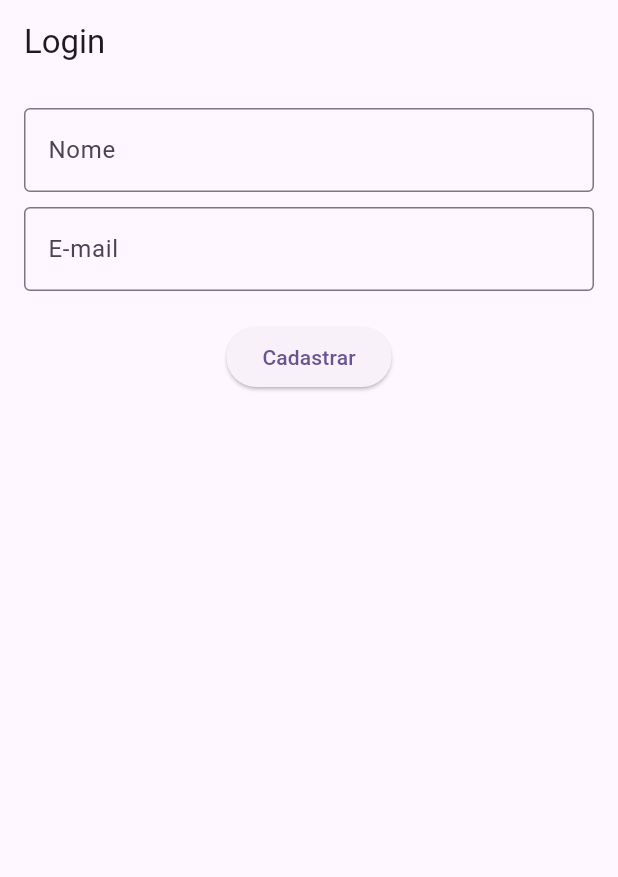
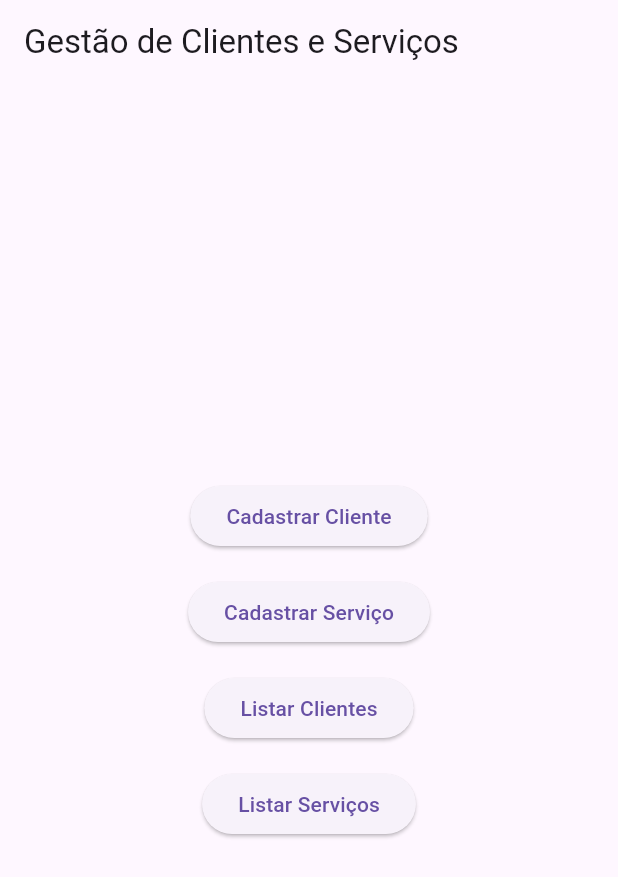
Before and after one commit to Cauaalucas/SiteMobile, a Flutter app: the screen it shows after launch, on a phone screen of 412 x 824 dp. Shown: the top 877 px of the screen. Run offline on Flutter 3.47's test engine with Material 3 defaults, Android fonts, the phone set to English and light mode, and no system bars.

Commit message:
incluido algumas classes, como a de cadastro de servico/cliente e inclusao com db

```diff
--- a/lib/main.dart
+++ b/lib/main.dart
@@ -1,111 +1,73 @@
 import 'package:flutter/material.dart';
+import 'database_helper.dart';
+import 'cadastrocliente.dart';
+import 'cadastroservico.dart';
 
 void main() {
-  runApp(const MyApp());
+  runApp(MyApp());
 }
 
 class MyApp extends StatelessWidget {
-  const MyApp({super.key});
-
   @override
   Widget build(BuildContext context) {
     return MaterialApp(
       debugShowCheckedModeBanner: false,
-      title: 'Login',
-      theme: ThemeData(
-        colorScheme: ColorScheme.fromSeed(seedColor: Colors.deepPurple),
-        useMaterial3: true,
-      ),
-      home: const LoginScreen(),
+      home: HomeScreen(),
     );
   }
 }
 
-class LoginScreen extends StatefulWidget {
-  const LoginScreen({super.key});
-
-  @override
-  _LoginScreenState createState() => _LoginScreenState();
-}
-
-class _LoginScreenState extends State<LoginScreen> {
-  final TextEditingController _nameController = TextEditingController();
-  final TextEditingController _emailController = TextEditingController();
-  final _formKey = GlobalKey<FormState>();
-  final List<Map<String, String>> _users = [];
-
-  void _login() {
-    if (_formKey.currentState!.validate()) {
-      String name = _nameController.text;
-
-      String email = _emailController.text;
-
-      setState(() {
-        _users.add({'name': name, 'email': email});
-        _nameController.clear();
-        _emailController.clear();
-      });
-    }
-  }
-
+class HomeScreen extends StatelessWidget {
   @override
   Widget build(BuildContext context) {
     return Scaffold(
-      appBar: AppBar(title: const Text('Login')),
-      body: Padding(
-        padding: const EdgeInsets.all(16.0),
+      appBar: AppBar(title: Text('Gestão de Clientes e Serviços')),
+      body: Center(
         child: Column(
           mainAxisAlignment: MainAxisAlignment.center,
           children: [
-            Form(
-              key: _formKey,
-              child: Column(
-                children: [
-                  TextFormField(
-                    controller: _nameController,
-                    decoration: InputDecoration(
-                      labelText: 'Nome',
-                      border: OutlineInputBorder(),
-                    ),
-                    validator:
-                        (value) => value!.isEmpty ? 'Digite seu nome' : null,
-                  ),
-                  const SizedBox(height: 10),
-                  TextFormField(
-                    controller: _emailController,
-                    decoration: InputDecoration(
-                      labelText: 'E-mail',
-                      border: OutlineInputBorder(),
-                    ),
-                    keyboardType: TextInputType.emailAddress,
-                    validator:
-                        (value) =>
-                            value!.contains('@')
-                                ? null
-                                : 'Digite um e-mail válido',
-                  ),
-                  const SizedBox(height: 20),
-                  ElevatedButton(
-                    onPressed: _login,
-                    child: const Text('Cadastrar'),
-                  ),
-                ],
-              ),
+            ElevatedButton(
+              onPressed: () {
+                Navigator.push(
+                  context,
+                  MaterialPageRoute(
+                      builder: (context) => CadastroClienteScreen()),
+                );
+              },
+              child: Text('Cadastrar Cliente'),
             ),
-            const SizedBox(height: 20),
-            Expanded(
-              child: ListView.builder(
-                itemCount: _users.length,
-                itemBuilder: (context, index) {
-                  return Card(
-                    margin: const EdgeInsets.symmetric(vertical: 5),
-                    child: ListTile(
-                      title: Text(_users[index]['name']!),
-                      subtitle: Text(_users[index]['email']!),
-                    ),
-                  );
-                },
-              ),
+            SizedBox(height: 16),
+            ElevatedButton(
+              onPressed: () {
+                Navigator.push(
+                  context,
+                  MaterialPageRoute(
+                      builder: (context) => CadastroServicoScreen()),
+                );
+              },
+              child: Text('Cadastrar Serviço'),
+            ),
+            SizedBox(height: 16),
+            ElevatedButton(
+              onPressed: () {
+                Navigator.push(
+                  context,
+                  MaterialPageRoute(
+                      builder: (context) => ListaClientesScreen()),
+                );
+              },
+              child: Text('Listar Clientes'),
+            ),
+            SizedBox(height: 16),
+            ElevatedButton(
+              onPressed: () {
+                Navigator.push(
+                  context,
+                  MaterialPageRoute(
+                      builder: (context) => ListaServicosScreen()),
+                );
+              },
+              child: Text('Listar Serviços'),
             ),
           ],
         ),
@@ -113,3 +75,82 @@ class _LoginScreenState extends State<LoginScreen> {
     );
   }
 }
+
+class ListaClientesScreen extends StatefulWidget {
+  @override
+  _ListaClientesScreenState createState() => _ListaClientesScreenState();
+}
+
+class _ListaClientesScreenState extends State<ListaClientesScreen> {
+  List<Map<String, dynamic>> clientes = [];
+
+  @override
+  void initState() {
+    super.initState();
+    _carregarClientes();
+  }
+
+  Future<void> _carregarClientes() async {
+    final data = await DatabaseHelper.instance.getClientes();
+    setState(() {
+      clientes = data;
+    });
+  }
+
+  @override
+  Widget build(BuildContext context) {
+    return Scaffold(
+      appBar: AppBar(title: Text('Lista de Clientes')),
+      body: ListView.builder(
+        itemCount: clientes.length,
+        itemBuilder: (context, index) {
+          final cliente = clientes[index];
+          return ListTile(
+            title: Text(cliente['nome']),
+            subtitle: Text('Telefone: ${cliente['telefone']}'),
+          );
+        },
+      ),
+    );
+  }
+}
+
+class ListaServicosScreen extends StatefulWidget {
+  @override
+  _ListaServicosScreenState createState() => _ListaServicosScreenState();
+}
+
+class _ListaServicosScreenState extends State<ListaServicosScreen> {
+  List<Map<String, dynamic>> servicos = [];
+
+  @override
+  void initState() {
+    super.initState();
+    _carregarServicos();
+  }
+
+  Future<void> _carregarServicos() async {
+    final data = await DatabaseHelper.instance.getServicos();
+    setState(() {
+      servicos = data;
+    });
+  }
+
+  @override
+  Widget build(BuildContext context) {
+    return Scaffold(
+      appBar: AppBar(title: Text('Lista de Serviços')),
+      body: ListView.builder(
+        itemCount: servicos.length,
+        itemBuilder: (context, index) {
+          final servico = servicos[index];
+          return ListTile(
+            title: Text(servico['descricao']),
+            subtitle: Text(
+                'Data: ${servico['data']} - Horas: ${servico['horas']} - Valor: R\$${servico['valor_unitario']}'),
+          );
+        },
+      ),
+    );
+  }
+}
```
